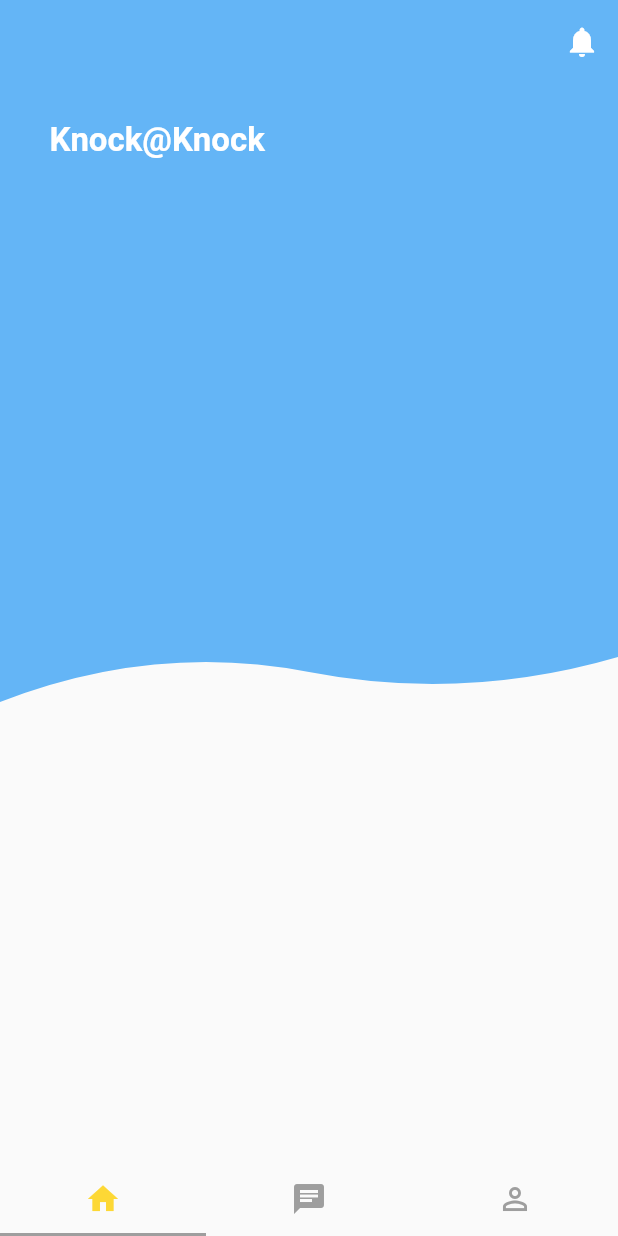
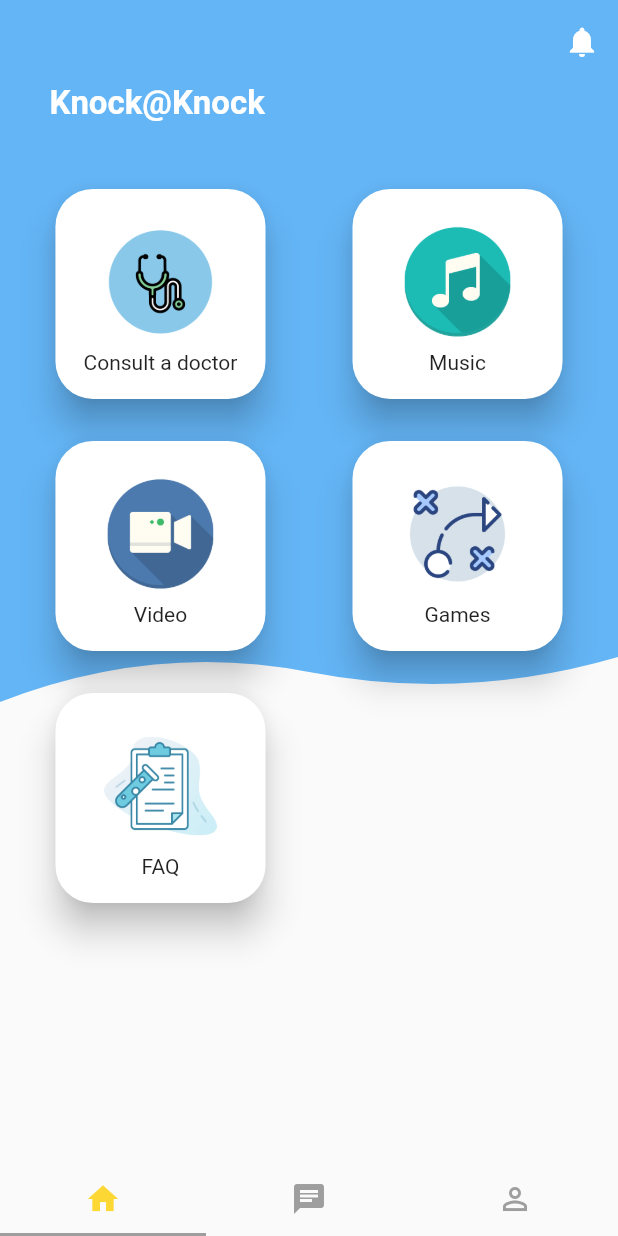
Before and after one commit to SabinaSubedi/knocknock, a Flutter app: the screen it shows after launch, on a phone screen of 412 x 824 dp. Run offline on Flutter 3.47's test engine with Material 2 defaults, Android fonts, the phone set to English and light mode, and no system bars; our stand-ins replace country_code_picker, firebase_auth; accounts and stored records are empty.

Commit message:
Added home items

```diff
--- a/lib/screens/tab_content/home.dart
+++ b/lib/screens/tab_content/home.dart
@@ -1,6 +1,7 @@
 import 'package:flutter/material.dart';
 import 'package:provider/provider.dart';
 import 'package:medicad/notifiers/app_title.dart';
+import 'package:medicad/strings.dart';
 
 class HomeTabContent extends StatelessWidget {
   @override
@@ -18,6 +19,7 @@ class HomeTabContent extends StatelessWidget {
             clipper: BackgroundClipper(),
           ),
 
+          // Application title
           Container(
             child: Text(
               'Knock@Knock',
@@ -28,16 +30,82 @@ class HomeTabContent extends StatelessWidget {
               ),
             ),
             margin: EdgeInsets.symmetric(
-              vertical: screenSize.height * 0.03,
               horizontal: screenSize.width * 0.08
-              ),
+            ),
+          ),
+
+          // Home items
+          Container(
+            margin: EdgeInsets.only(
+              left: screenSize.width * 0.08,
+              right: screenSize.width * 0.08,
+              top: screenSize.height * 0.08
+            ),
+            child: GridView.count(
+              crossAxisCount: 2,
+              shrinkWrap: true,
+              crossAxisSpacing: 50.0,
+              mainAxisSpacing: 20.0,
+              children: _getHomeItems().map( ( HomeItem homeItem ) {
+                return Card(
+                  elevation: 10.0,
+                  shape: RoundedRectangleBorder(
+                    borderRadius: BorderRadius.all(
+                      Radius.circular(25.0)
+                    )
+                  ),
+                  child: Column(
+                    crossAxisAlignment: CrossAxisAlignment.center,
+                    mainAxisAlignment: MainAxisAlignment.center,
+                    children: <Widget>[
+                      IconButton(
+                        iconSize: 75.0,
+                        icon: Image.asset(
+                          homeItem.image
+                         ),
+                        onPressed: () => _handleHomeItemClick( homeItem ),
+                      ),
+                      Text(homeItem.title),
+                    ],
+                  ),
+                );
+              }).toList(),
+            ),
           )
-
         ],
       )
     );
   }
+
+  /// Handle the home item click.
+  _handleHomeItemClick(HomeItem homeItem) {
+    var a = 1;
+  }
+
+  /// Get list of home items.
+  List<HomeItem> _getHomeItems() {
+    List<HomeItem> homeItems = List<HomeItem>();
+    homeItems.add( HomeItem(image: 'assets/images/stethoscope.png', title: Strings.CONSULT_DOCTOR));
+    homeItems.add( HomeItem(image: 'assets/images/music.png', title: Strings.MUSIC));
+    homeItems.add( HomeItem(image: 'assets/images/video.png', title: Strings.VIDEO));
+    homeItems.add( HomeItem(image: 'assets/images/games.png', title: Strings.GAMES));
+    homeItems.add( HomeItem(image: 'assets/images/faq.png', title: Strings.FAQ));
+    return homeItems;
+  }
 }
+
+// HomeItem class.
+class HomeItem {
+  String image;
+  String title;
+
+  HomeItem( {
+    @required this.image,
+    @required this.title,
+  });
+}
+
+/// Custom background clipper.
 class BackgroundClipper extends CustomClipper<Path> {
   @override
   Path getClip(Size size) {
--- a/lib/strings.dart
+++ b/lib/strings.dart
@@ -16,4 +16,11 @@ class Strings {
   static const String CREATE_NEW_USER       = 'Create a new user';
   static const String ENTER_SOME_TEXT       = 'Please enter some text';
   static const String NO_CONNECTION         = 'Something went wrong. Please check your internet connection.';
+  static const String MUSIC = 'Music';
+  static const String VIDEO = 'Video';
+  static const String GAMES = 'Games';
+  static const String FAQ = 'FAQ';
+  static const String CONSULT_DOCTOR = 'Consult a doctor';
+
+
 }
--- a/pubspec.yaml
+++ b/pubspec.yaml
@@ -47,7 +47,10 @@ flutter:
   uses-material-design: true
 
   # To add assets to your application, add an assets section, like this:
-  # assets:
+  assets:
+    - assets/
+    - assets/images/
+
   #   - images/a_dot_burr.jpeg
   #   - images/a_dot_ham.jpeg
 
```
Also changed, not shown: assets/images/app_title.png (added), assets/images/faq.png (added), assets/images/games.png (added), assets/images/music.png (added), assets/images/stethoscope.png (added), assets/images/video.png (added).
